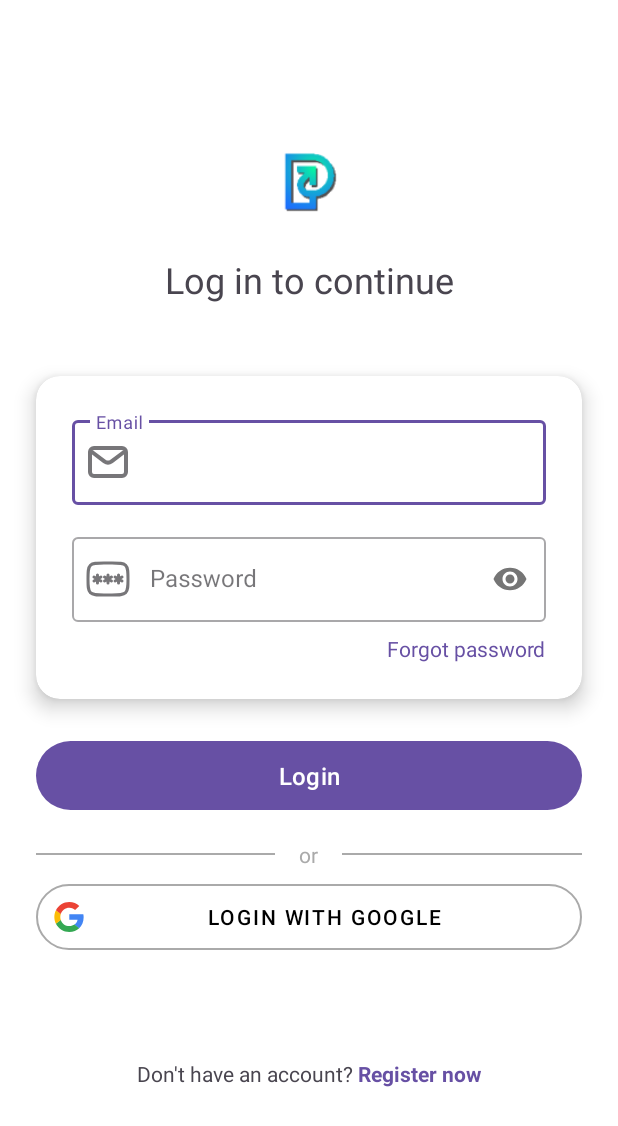
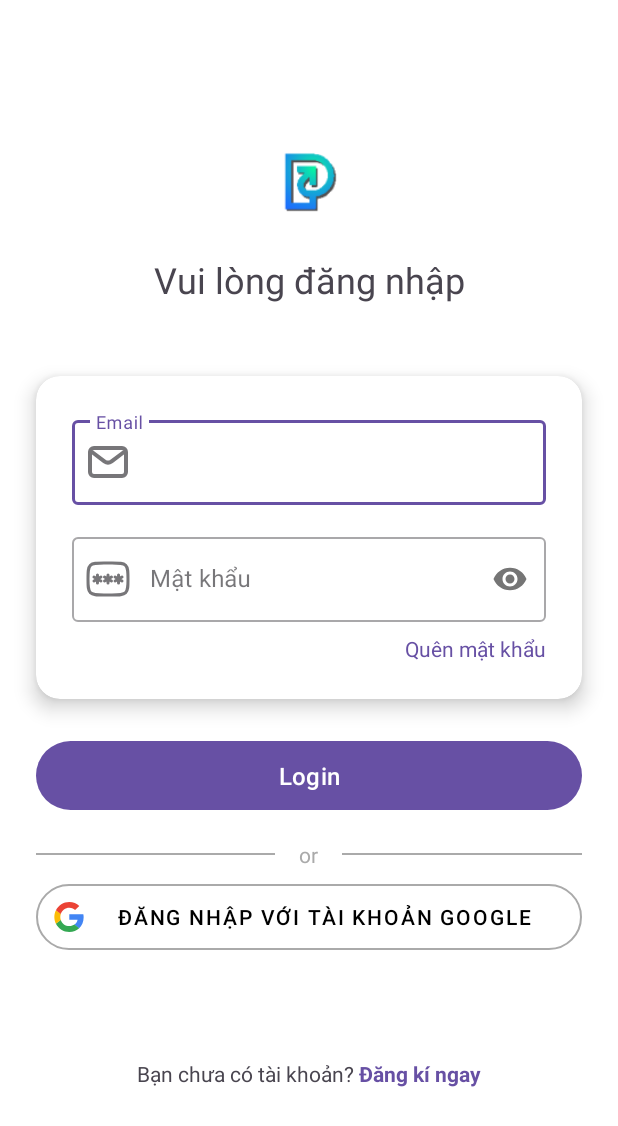
Before and after one commit to QCuong-dev/do-an-qlchitieu, an Android app: the screen it shows after launch (SigninActivity), on a phone screen of 412 x 824 dp. Shown: the top 1126 px of the screen. Run offline under Robolectric (Android 15) with nearby library versions, the phone set to English and light mode, and no system bars; our stand-ins replace CircleImageView, Firebase (no records; nobody signed in at launch, a user with empty details on screens opened directly).

Commit message:
Update to VietNamese

```diff
--- a/app/src/main/java/com/example/qlchitieu/Activites/SignupActivity.java
+++ b/app/src/main/java/com/example/qlchitieu/Activites/SignupActivity.java
@@ -36,6 +36,7 @@ public class SignupActivity extends AppCompatActivity {
             @Override
             public void onSuccess(String data) {
                 Toast.makeText(SignupActivity.this, data, Toast.LENGTH_SHORT).show();
+                finish();
 
             }
             @Override
--- a/app/src/main/res/layout/activity_signin.xml
+++ b/app/src/main/res/layout/activity_signin.xml
@@ -23,7 +23,7 @@
         android:layout_width="wrap_content"
         android:layout_height="wrap_content"
         android:layout_marginTop="8dp"
-        android:text="Log in to continue"
+        android:text="Vui lòng đăng nhập"
         android:textSize="24sp"
         app:layout_constraintEnd_toEndOf="parent"
         app:layout_constraintStart_toStartOf="parent"
@@ -72,7 +72,7 @@
                 android:layout_width="match_parent"
                 android:layout_height="wrap_content"
                 android:layout_marginTop="16dp"
-                android:hint="Password"
+                android:hint="Mật khẩu"
                 app:passwordToggleEnabled="true"
                 app:startIconDrawable="@drawable/ic_password2"
                 >
@@ -91,7 +91,7 @@
                 android:layout_height="wrap_content"
                 android:layout_gravity="end"
                 android:layout_marginTop="8dp"
-                android:text="Forgot password"
+                android:text="Quên mật khẩu"
                 android:textColor="?attr/colorPrimary"
                 android:clickable="true"
                 android:focusable="true"/>
@@ -162,7 +162,7 @@
         android:drawableLeft="@drawable/google"
         android:paddingTop="12dp"
         android:paddingBottom="12dp"
-        android:text="Login with Google"
+        android:text="Đăng nhập với tài khoản Google"
         android:textColor="@color/black"
         app:cornerRadius="100dp"
         app:layout_constraintEnd_toEndOf="@id/dividerlayout"
@@ -185,13 +185,13 @@
         <TextView
             android:layout_width="wrap_content"
             android:layout_height="wrap_content"
-            android:text="Don't have an account? " />
+            android:text="Bạn chưa có tài khoản? " />
 
         <TextView
             android:id="@+id/tvSignUp"
             android:layout_width="wrap_content"
             android:layout_height="wrap_content"
-            android:text="Register now"
+            android:text="Đăng kí ngay"
             android:textColor="?attr/colorPrimary"
             android:textStyle="bold"
             android:clickable="true"
```
Also changed, not shown: app/src/main/res/layout/activity_forgotpass.xml (+4 -4 lines), app/src/main/res/layout/activity_signup.xml (+8 -8 lines).
